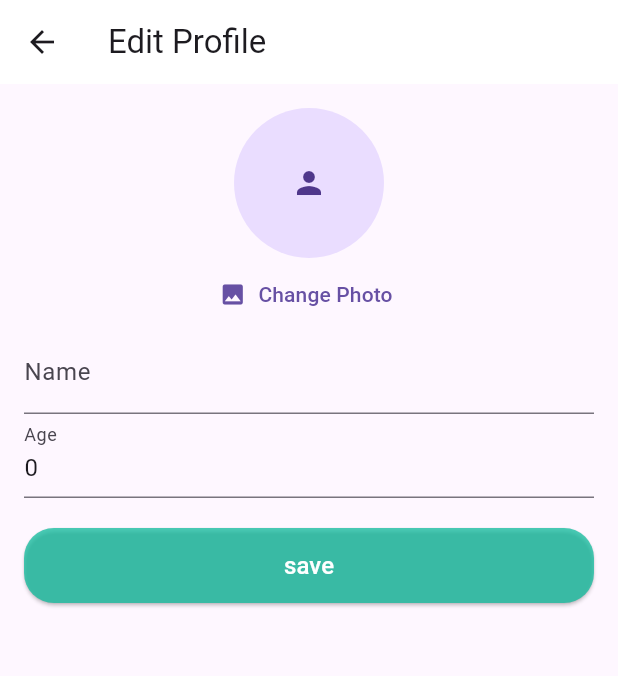
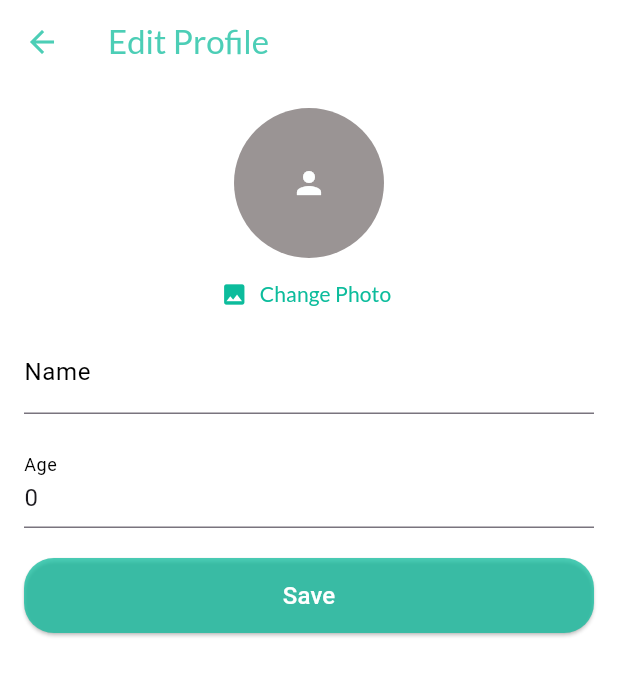
Before and after one commit to shivamsaklani/blog_application, a Flutter app: the ProfileScreen screen opened by its route, after a tap on "Edit Profile", on a phone screen of 412 x 824 dp. Shown: the top 676 px of the screen. Run offline on Flutter 3.47's test engine with Material 3 defaults, Android fonts, the phone set to English and light mode, and no system bars; our stand-ins replace cloud_firestore, firebase_auth, firebase_core, firebase_storage, google_fonts, google_nav_bar and 3 more; missing offline and left inert: html_editor_enhanced, smart_snackbars; accounts and stored records are empty; network calls fail.

Commit message:
Final Changes to Merge
Solved all the conflicts and merged

```diff
--- a/lib/Screens/EditProfileScreen.dart
+++ b/lib/Screens/EditProfileScreen.dart
@@ -143,8 +143,15 @@ class _EditProfileScreenState extends State<EditProfileScreen> {
   @override
   Widget build(BuildContext context) {
     return Scaffold(
+      backgroundColor: Colors.white,
       appBar: AppBar(
-        title: const Text('Edit Profile'),
+        foregroundColor: const Color.fromARGB(188, 12, 188, 156),
+        title: Text(
+          'Edit Profile',
+          style: GoogleFonts.lato(
+            color: const Color.fromARGB(188, 12, 188, 156),
+          ),
+        ),
       ),
       body: _isLoading
           ? const Center(child: CircularProgressIndicator())
@@ -159,28 +166,65 @@ class _EditProfileScreenState extends State<EditProfileScreen> {
                       backgroundImage: FileImage(_imageFile!),
                     )
                   else
-                    const CircleAvatar(
+                    CircleAvatar(
+                      backgroundColor:
+                          Color.fromARGB(186, 154, 148, 148).withOpacity(1),
                       radius: 50,
-                      child: Icon(Icons.person),
+                      child: Icon(
+                        Icons.person,
+                        color:
+                            Color.fromARGB(187, 253, 255, 255).withOpacity(1),
+                      ),
                     ),
                   TextButton.icon(
                     onPressed: _pickImage,
-                    icon: const Icon(Icons.image),
-                    label: const Text('Change Photo'),
+                    icon: Icon(
+                      Icons.image,
+                      color: const Color.fromARGB(188, 12, 188, 156)
+                          .withOpacity(1),
+                    ),
+                    label: Text(
+                      'Change Photo',
+                      style: GoogleFonts.lato(
+                        color: const Color.fromARGB(188, 12, 188, 156)
+                            .withOpacity(1),
+                      ),
+                    ),
                   ),
                   TextField(
                     controller: _nameController,
-                    decoration: const InputDecoration(labelText: 'Name'),
+                    decoration: InputDecoration(
+                        labelText: 'Name',
+                        labelStyle: TextStyle(
+                          color: Color.fromARGB(187, 0, 0, 0).withOpacity(1),
+                        ),
+                        focusedBorder: OutlineInputBorder(
+                            borderSide: BorderSide(
+                          color: const Color.fromARGB(188, 12, 188, 156)
+                              .withOpacity(1),
+                        ))),
+                  ),
+                  SizedBox(
+                    height: 20,
                   ),
                   TextField(
                     controller: _ageController,
-                    decoration: const InputDecoration(labelText: 'Age'),
+                    decoration: InputDecoration(
+                        labelText: 'Age',
+                        labelStyle: TextStyle(
+                          color: Color.fromARGB(187, 0, 0, 0).withOpacity(1),
+                        ),
+                        focusedBorder: OutlineInputBorder(
+                            borderSide: BorderSide(
+                          color: const Color.fromARGB(188, 12, 188, 156)
+                              .withOpacity(1),
+                        ))),
                     keyboardType: TextInputType.number,
                   ),
                   const SizedBox(height: 20),
                   Buttons(
                     onPressed: _updateProfile,
-                    text: "save",
+                    text: "Save",
                     color: const Color.fromARGB(188, 12, 188, 156),
                     textColor: Colors.white,
                   ),
--- a/lib/Screens/Profile.dart
+++ b/lib/Screens/Profile.dart
@@ -30,6 +30,7 @@ class _ProfileScreenState extends State<ProfileScreen> {
 
   Future<void> _loadUserProfile() async {
     User? user = _auth.currentUser;
+    String msg = 'Details loaded';
     if (user != null) {
       try {
         // Fetch user data from Firestore
@@ -45,25 +46,29 @@ class _ProfileScreenState extends State<ProfileScreen> {
             userEmail = user.email;
           });
         } else {
-          SmartSnackBars.showTemplatedSnackbar(
-            context: context,
-            backgroundColor:
-                const Color.fromARGB(188, 12, 188, 156).withOpacity(1),
-            leading: Text(
-              "Please Fill up your Details",
+          msg = 'Please Fill up your Details';
+        }
+        SmartSnackBars.showTemplatedSnackbar(
+          context: context,
+          backgroundColor:
+              const Color.fromARGB(188, 12, 188, 156).withOpacity(1),
+          leading: Expanded(
+            child: Text(
+              msg,
+              overflow: TextOverflow.clip,
               style: GoogleFonts.lato(
                 color: Colors.white,
               ),
             ),
-          );
-        }
+          ),
+        );
       } catch (e) {
         SmartSnackBars.showTemplatedSnackbar(
           context: context,
           backgroundColor:
               const Color.fromARGB(188, 12, 188, 156).withOpacity(1),
           leading: Text(
-            "Error fetching user data: $e",
+            'Error fetching user data: $e',
             style: GoogleFonts.lato(
               color: Colors.white,
             ),
@@ -75,7 +80,7 @@ class _ProfileScreenState extends State<ProfileScreen> {
         context: context,
         backgroundColor: const Color.fromARGB(188, 12, 188, 156).withOpacity(1),
         leading: Text(
-          "No details Found",
+          'No details Found',
           style: GoogleFonts.lato(
             color: Colors.white,
           ),
@@ -90,6 +95,7 @@ class _ProfileScreenState extends State<ProfileScreen> {
       key: scaffoldKey,
       backgroundColor: const Color(0xFFF1F4F8),
       appBar: AppBar(
+        foregroundColor: const Color.fromARGB(188, 12, 188, 156).withOpacity(1),
         leading: IconButton(
           icon: const Icon(Icons.arrow_back),
           onPressed: () {
@@ -100,7 +106,9 @@ class _ProfileScreenState extends State<ProfileScreen> {
         automaticallyImplyLeading: false,
         title: Text(
           'Profile',
-          style: GoogleFonts.lato(),
+          style: GoogleFonts.lato(
+            color: const Color.fromARGB(188, 12, 188, 156).withOpacity(1),
+          ),
         ),
         centerTitle: false,
         elevation: 0,
```
Also changed, not shown: lib/Screens/dashboard.dart (+4 -3 lines), lib/Screens/splash.dart (+21 -10 lines), lib/components/CustomDrawer.dart (+14 -3 lines).
